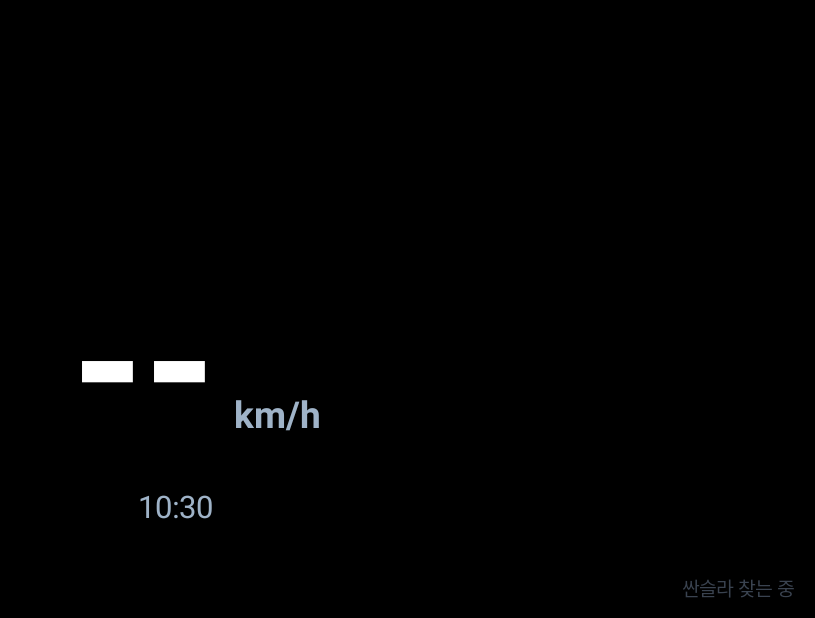
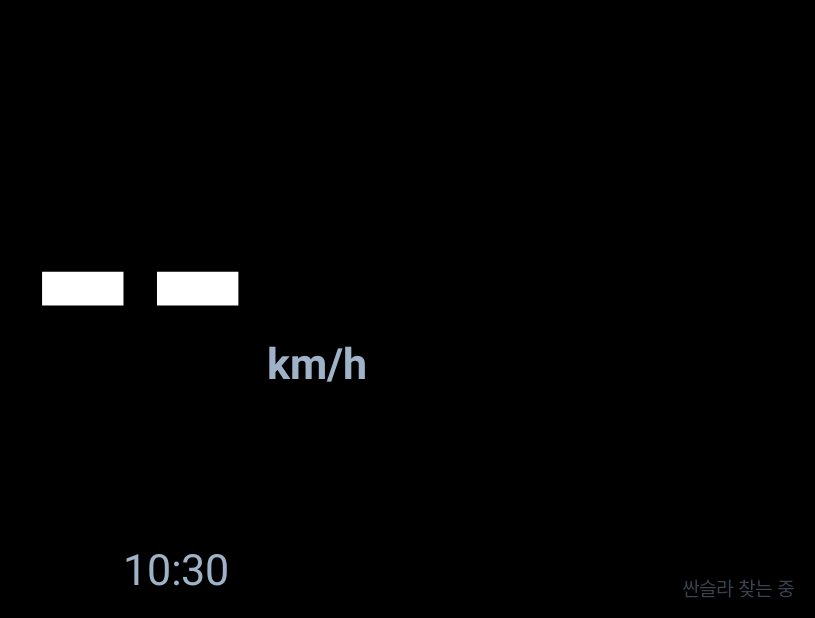
Before and after one commit to gamtanstudio/gt-home, an Android app: the screen it shows after launch (HudActivity), on a phone screen of 824 x 412 dp (held sideways). Shown: the whole screen, without its empty margins (421-1236 px from the left). Run offline under Robolectric (Android 15) with nearby library versions, the phone set to English and light mode, and no system bars.

Commit message:
Add files via upload

```diff
--- a/hud/src/main/java/com/gtman/hud/HudActivity.java
+++ b/hud/src/main/java/com/gtman/hud/HudActivity.java
@@ -70,7 +70,8 @@ public class HudActivity extends Activity {
     private volatile String carIp = null;
     private boolean everFound = false, searching = false;
     private long lostSince = 0;
-    private int mirror = 0;   // 0 보통, 1 좌우, 2 상하
+    private int mirror = 0;
+    private int tickN = 0;   // 0 보통, 1 좌우, 2 상하
 
     private LocationManager lm;
     private long lastFixAt = 0;
@@ -94,11 +95,13 @@ public class HudActivity extends Activity {
         askPermissions();
         startGps();
         startPhone();
+        if (solo()) { startSoloService(); }
+        applySolo();
         ui.post(tick);
         ui.post(carCheck);
     }
 
-    @Override protected void onResume() { super.onResume(); hideBars(); }
+    @Override protected void onResume() { super.onResume(); hideBars(); applySolo(); }
 
     @Override public void onWindowFocusChanged(boolean f) { super.onWindowFocusChanged(f); if (f) hideBars(); }
 
@@ -127,79 +130,87 @@ public class HudActivity extends Activity {
         stage = new FrameLayout(this);
         root.addView(stage, new FrameLayout.LayoutParams(-1, -1));
 
-        LinearLayout col = new LinearLayout(this);
-        col.setOrientation(LinearLayout.VERTICAL);
-        col.setGravity(Gravity.CENTER);
-        stage.addView(col, new FrameLayout.LayoutParams(-1, -1));
+        float dens = getResources().getDisplayMetrics().density;
+        int pw = getResources().getDisplayMetrics().widthPixels, ph = getResources().getDisplayMetrics().heightPixels;
+        int W = Math.max(pw, ph);                 // 가로로 눕혀 쓰니까 긴 쪽이 가로
+        float H = Math.min(pw, ph) / dens;        // 세로 높이(dp) 기준으로 글씨 크기
 
-        int h = getResources().getDisplayMetrics().heightPixels;
-        int w = getResources().getDisplayMetrics().widthPixels;
-        float base = Math.min(w, h) / getResources().getDisplayMetrics().density;   // dp
+        // 가운데 줄: [화살표·거리] [속도]
+        LinearLayout main = new LinearLayout(this);
+        main.setGravity(Gravity.CENTER);
+        FrameLayout.LayoutParams ml = new FrameLayout.LayoutParams(-1, -1);
+        ml.bottomMargin = Math.round(H * 0.10f * dens);
+        stage.addView(main, ml);
 
         turnRow = new LinearLayout(this);
-        turnRow.setGravity(Gravity.CENTER_VERTICAL);
-        arrow = text(base * 0.20f, GREEN, true);
-        turnRow.addView(arrow);
-        LinearLayout tx = new LinearLayout(this);
-        tx.setOrientation(LinearLayout.VERTICAL);
-        tx.setPadding(dp(18), 0, 0, 0);
-        dist = text(base * 0.13f, GREEN, true);
-        road = text(base * 0.055f, Color.parseColor("#D8FFE6"), false);
+        turnRow.setOrientation(LinearLayout.VERTICAL);
+        turnRow.setGravity(Gravity.CENTER_HORIZONTAL);
+        LinearLayout ad = new LinearLayout(this);
+        ad.setGravity(Gravity.CENTER_VERTICAL);
+        arrow = text(H * 0.30f, GREEN, true);
+        arrow.setIncludeFontPadding(false);
+        dist = text(H * 0.20f, GREEN, true);
+        dist.setIncludeFontPadding(false);
+        dist.setPadding(dp(10), 0, 0, 0);
+        ad.addView(arrow);
+        ad.addView(dist);
+        turnRow.addView(ad);
+        road = text(H * 0.062f, Color.parseColor("#D8FFE6"), false);
         road.setSingleLine(true);
         road.setEllipsize(TextUtils.TruncateAt.END);
-        road.setMaxWidth(Math.round(w * 0.6f));
-        tx.addView(dist);
-        tx.addView(road);
-        turnRow.addView(tx);
-        turnRow.setVisibility(View.INVISIBLE);
-        col.addView(turnRow, new LinearLayout.LayoutParams(-2, -2));
+        road.setMaxWidth(Math.round(W * 0.45f));
+        turnRow.addView(road);
+        turnRow.setVisibility(View.GONE);
+        LinearLayout.LayoutParams tl = new LinearLayout.LayoutParams(-2, -2);
+        tl.rightMargin = Math.round(W * 0.06f);
+        main.addView(turnRow, tl);
 
         LinearLayout sp = new LinearLayout(this);
         sp.setGravity(Gravity.BOTTOM);
-        speed = text(base * 0.30f, Color.WHITE, true);
+        speed = text(H * 0.48f, Color.WHITE, true);
         speed.setText("--");
         speed.setIncludeFontPadding(false);
-        unit = text(base * 0.06f, DIM, true);
-        unit.setText("  km/h");
-        unit.setPadding(0, 0, 0, dp(10));
+        unit = text(H * 0.07f, DIM, true);
+        unit.setText(" km/h");
+        unit.setPadding(0, 0, 0, Math.round(H * 0.05f * dens));
         sp.addView(speed);
         sp.addView(unit);
-        col.addView(sp, new LinearLayout.LayoutParams(-2, -2));
+        main.addView(sp, new LinearLayout.LayoutParams(-2, -2));
 
+        // 아래 줄: 시계 · 곡명
         LinearLayout bot = new LinearLayout(this);
         bot.setGravity(Gravity.CENTER);
-        clock = text(base * 0.05f, DIM, false);
-        song = text(base * 0.05f, DIM, false);
+        clock = text(H * 0.07f, DIM, false);
+        song = text(H * 0.07f, DIM, false);
         song.setSingleLine(true);
         song.setEllipsize(TextUtils.TruncateAt.END);
-        song.setMaxWidth(Math.round(w * 0.6f));
+        song.setMaxWidth(Math.round(W * 0.6f));
         song.setPadding(dp(28), 0, 0, 0);
         bot.addView(clock);
         bot.addView(song);
-        LinearLayout.LayoutParams bl = new LinearLayout.LayoutParams(-2, -2);
-        bl.topMargin = dp(8);
-        col.addView(bot, bl);
+        FrameLayout.LayoutParams bl = new FrameLayout.LayoutParams(-1, -2, Gravity.BOTTOM);
+        bl.bottomMargin = dp(14);
+        stage.addView(bot, bl);
 
         callBox = new LinearLayout(this);
         callBox.setGravity(Gravity.CENTER);
-        callBox.setPadding(dp(28), dp(14), dp(28), dp(14));
+        callBox.setPadding(dp(32), dp(16), dp(32), dp(16));
         android.graphics.drawable.GradientDrawable cb = new android.graphics.drawable.GradientDrawable();
         cb.setColor(Color.parseColor("#0F3D23"));
         cb.setStroke(dp(3), GREEN);
-        cb.setCornerRadius(dp(40));
+        cb.setCornerRadius(dp(48));
         callBox.setBackground(cb);
-        callName = text(base * 0.09f, Color.WHITE, true);
+        callName = text(H * 0.11f, Color.WHITE, true);
         callName.setSingleLine(true);
         callName.setEllipsize(TextUtils.TruncateAt.END);
-        callName.setMaxWidth(Math.round(w * 0.85f));
+        callName.setMaxWidth(Math.round(W * 0.85f));
         callBox.addView(callName);
         callBox.setVisibility(View.GONE);
         FrameLayout.LayoutParams cl = new FrameLayout.LayoutParams(-2, -2, Gravity.TOP | Gravity.CENTER_HORIZONTAL);
-        cl.topMargin = dp(16);
+        cl.topMargin = dp(12);
         stage.addView(callBox, cl);
 
-        // 확인판: 차가 네이버 지도 화면에서 읽은 글자 (안내 맞추기용, 나중에 뺌)
-        raw = text(11, Color.parseColor("#C9A227"), false);
+        raw = text(11, Color.parseColor("#C9A227"), false);   // 확인용 (차가 안 보내면 빈칸)
         raw.setMaxLines(9);
         raw.setEllipsize(TextUtils.TruncateAt.END);
         FrameLayout.LayoutParams rl = new FrameLayout.LayoutParams(-1, -2, Gravity.TOP);
@@ -211,9 +222,65 @@ public class HudActivity extends Activity {
         sl.setMargins(0, 0, dp(14), dp(10));
         root.addView(status, sl);
 
-        // 누르면 보통 → 좌우 뒤집기 → 상하 뒤집기
+        // 누르면 보통 → 좌우 뒤집기 → 상하 뒤집기 / 길게 누르면 전용 HUD폰 모드 켜기·끄기
         root.setOnClickListener(v -> { mirror = (mirror + 1) % 3; prefs().edit().putInt("mirror", mirror).apply(); applyMirror(); });
+        root.setOnLongClickListener(v -> { toggleSolo(); return true; });
         setContentView(root);
+    }
+
+    // ------------------------------------------------------------------
+    // 전용 HUD폰 모드 (대시보드 위에 두는 중국폰용)
+    // ------------------------------------------------------------------
+    private boolean solo() { return prefs().getBoolean("solo", false); }
+
+    private void toggleSolo() {
+        boolean on = !solo();
+        prefs().edit().putBoolean("solo", on).apply();
+        android.widget.Toast.makeText(this, on ? "전용 HUD폰 모드 켬" : "전용 HUD폰 모드 끔", android.widget.Toast.LENGTH_SHORT).show();
+        if (on) {
+            startSoloService();
+            askSoloPermissions();
+        } else {
+            stopService(new android.content.Intent(this, HudService.class));
+        }
+        applySolo();
+    }
+
+    private void startSoloService() {
+        try { startForegroundService(new android.content.Intent(this, HudService.class)); } catch (Exception ignored) { }
+    }
+
+    /** 다른 앱 위에 표시(화면 자동 켜기용)·배터리 제한 해제 — 한 번만 물어봄 */
+    private void askSoloPermissions() {
+        try {
+            if (!android.provider.Settings.canDrawOverlays(this)) {
+                startActivity(new android.content.Intent(android.provider.Settings.ACTION_MANAGE_OVERLAY_PERMISSION,
+                        Uri.parse("package:" + getPackageName())));
+                return;
+            }
+            android.os.PowerManager pm = (android.os.PowerManager) getSystemService(POWER_SERVICE);
+            if (!pm.isIgnoringBatteryOptimizations(getPackageName()))
+                startActivity(new android.content.Intent(android.provider.Settings.ACTION_REQUEST_IGNORE_BATTERY_OPTIMIZATIONS,
+                        Uri.parse("package:" + getPackageName())));
+        } catch (Exception ignored) { }
+    }
+
+    private boolean charging() {
+        try {
+            android.content.Intent b = registerReceiver(null, new android.content.IntentFilter(android.content.Intent.ACTION_BATTERY_CHANGED));
+            int plug = b == null ? 0 : b.getIntExtra(android.os.BatteryManager.EXTRA_PLUGGED, 0);
+            return plug != 0;
+        } catch (Exception e) { return false; }
+    }
+
+    /** 전용 모드: 충전 중일 때만 화면 켜 두기, 밝기 최대 */
+    private void applySolo() {
+        WindowManager.LayoutParams lp = getWindow().getAttributes();
+        boolean s = solo();
+        lp.screenBrightness = s ? 1f : WindowManager.LayoutParams.BRIGHTNESS_OVERRIDE_NONE;
+        getWindow().setAttributes(lp);
+        if (!s || charging()) getWindow().addFlags(WindowManager.LayoutParams.FLAG_KEEP_SCREEN_ON);
+        else getWindow().clearFlags(WindowManager.LayoutParams.FLAG_KEEP_SCREEN_ON);
     }
 
     private TextView text(float sp, int color, boolean bold) {
@@ -238,6 +305,7 @@ public class HudActivity extends Activity {
             stage.setAlpha(hour >= 19 || hour < 6 ? 0.6f : 1f);   // 밤에는 살짝 어둡게
             callBox.setVisibility(callText.isEmpty() ? View.GONE : View.VISIBLE);
             callName.setText("📞  " + callText);
+            if (++tickN % 10 == 0 && solo()) applySolo();
             ui.postDelayed(this, 200);
         }
     };
@@ -328,8 +396,8 @@ public class HudActivity extends Activity {
             if (ip == null) {
                 if (!searching) search();
                 status.setText("싼슬라 찾는 중");
-                if (everFound && lostSince != 0 && System.currentTimeMillis() - lostSince > 60000) { finish(); return; }
-                ui.postDelayed(this, 1500);
+                if (everFound && lostSince != 0 && System.currentTimeMillis() - lostSince > 60000 && !solo()) { finish(); return; }
+                ui.postDelayed(this, solo() && !charging() ? 20000 : 1500);   // 전용폰이 시동 꺼진 채면 천천히 찾기
                 return;
             }
             net.execute(() -> {
@@ -359,7 +427,7 @@ public class HudActivity extends Activity {
             String nav = (d.optString("navTitle", "") + " " + d.optString("navText", "")).trim();
             Matcher m = DIST.matcher(nav);
             boolean real = m.find() || nav.matches(".*(회전|유턴|U턴|목적지|도착|진입|출구).*");
-            if (!real) { turnRow.setVisibility(View.INVISIBLE); return; }   // 안내 내용 없으면 숨김
+            if (!real) { turnRow.setVisibility(View.GONE); return; }   // 안내 내용 없으면 숨김
             m.reset();
             String ds = "", rest = nav;
             if (m.find()) { ds = m.group(1) + m.group(2); rest = (nav.substring(0, m.start()) + nav.substring(m.end())).trim(); }
```
Also changed, not shown: hud/src/main/java/com/gtman/hud/BootReceiver.java (added, +13 -0 lines), hud/src/main/java/com/gtman/hud/HudService.java (added, +66 -0 lines).
